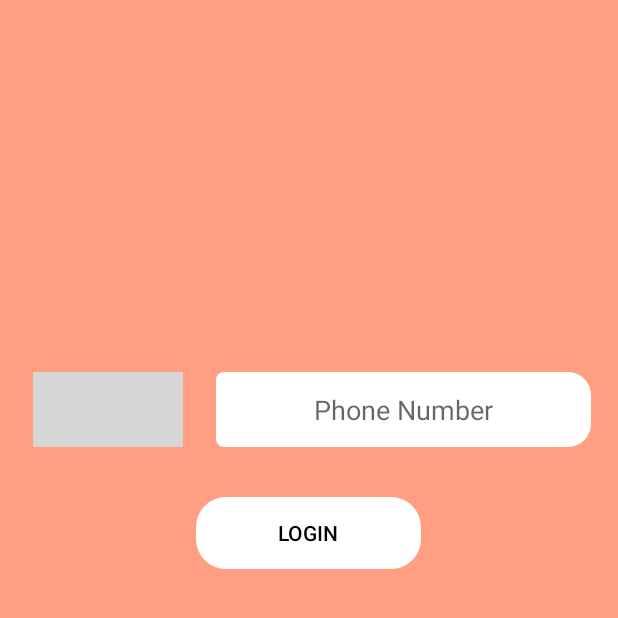
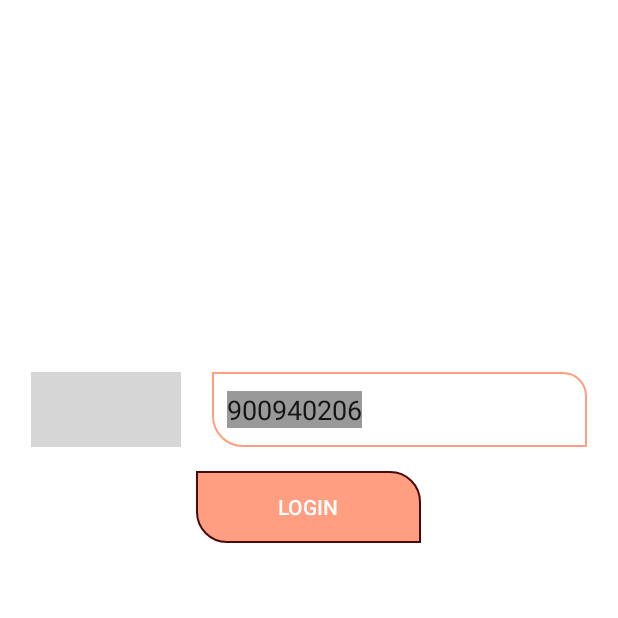
Before and after one commit to shazawdidi/IStudentParent, an Android app: the LoginActivity screen opened directly, with no data from a screen before it, on a phone screen of 412 x 824 dp, the top half of it. Run offline under Robolectric (Android 15) with nearby library versions, the phone set to English and light mode, and no system bars; our stand-ins replace ButterKnife; libraries missing offline, so code that uses them is left out: com.hbb20; plain views replace CountryCodePicker; grey boxes are pictures that could not be loaded.

Commit message:
update ui

```diff
--- a/app/src/main/java/com/tztechs/student/ui/home/HomeFragment.java
+++ b/app/src/main/java/com/tztechs/student/ui/home/HomeFragment.java
@@ -41,7 +41,6 @@ public class HomeFragment extends Fragment {
                 ViewModelProviders.of(this).get(HomeViewModel.class);
         View root = inflater.inflate(R.layout.fragment_home, container, false);
         ButterKnife.bind(this, root);
-        textGrade.setText("hjkhjh");
 
         return root;
     }
--- a/app/src/main/java/com/tztechs/student/ui/user/ui/login/LoginActivity.java
+++ b/app/src/main/java/com/tztechs/student/ui/user/ui/login/LoginActivity.java
@@ -8,21 +8,36 @@ import android.widget.Toast;
 
 import androidx.annotation.StringRes;
 import androidx.appcompat.app.AppCompatActivity;
+import androidx.constraintlayout.widget.ConstraintLayout;
 
+import com.hbb20.CountryCodePicker;
 import com.tztechs.student.R;
+
+import butterknife.BindView;
+import butterknife.ButterKnife;
 
 
 public class LoginActivity extends AppCompatActivity {
 
+    LoggedInUserView model;
+    @BindView(R.id.ccp)
+    CountryCodePicker ccp;
+    @BindView(R.id.phone_number)
+    EditText phoneNumber;
+    @BindView(R.id.login)
+    Button login;
+    @BindView(R.id.loading)
+    ProgressBar loading;
+    @BindView(R.id.container)
+    ConstraintLayout container;
 
     @Override
     public void onCreate(Bundle savedInstanceState) {
         super.onCreate(savedInstanceState);
         setContentView(R.layout.activity_login);
+        ButterKnife.bind(this);
+        phoneNumber.setText("900940206");
 
-        final EditText phoneNumberEditText = findViewById(R.id.phone_number);
-        final Button loginButton = findViewById(R.id.login);
-        final ProgressBar loadingProgressBar = findViewById(R.id.loading);
 
     }
 
--- a/app/src/main/java/com/tztechs/student/welcome/MainActivity.java
+++ b/app/src/main/java/com/tztechs/student/welcome/MainActivity.java
@@ -19,7 +19,7 @@ public class MainActivity extends AppCompatActivity {
         new Handler().postDelayed(new Runnable(){
             @Override
             public void run() {
-                 Intent mainIntent = new Intent(MainActivity.this, LoginActivity.class);
+                 Intent mainIntent = new Intent(MainActivity.this, BaseComponent.class);
                 startActivity(mainIntent);
                 finish();
             }
--- a/app/src/main/res/drawable/pickershape.xml
+++ b/app/src/main/res/drawable/pickershape.xml
@@ -8,15 +8,15 @@
     </solid>
 
     <corners
-        android:bottomLeftRadius="15dp"
+        android:bottomLeftRadius="0dp"
         android:topLeftRadius="15dp"
-        android:bottomRightRadius="5dp"
-        android:topRightRadius="5dp">
+        android:bottomRightRadius="15dp"
+        android:topRightRadius="0dp">
     </corners>
 
-<!--    <stroke-->
-<!--        android:color="@color/colorPrimary"-->
-<!--        android:width=".5dp">-->
-<!--    </stroke>-->
+    <stroke
+        android:color="@color/colorPrimary"
+        android:width="1dp">
+    </stroke>
 
 </shape>
--- a/app/src/main/res/drawable/shape.xml
+++ b/app/src/main/res/drawable/shape.xml
@@ -8,15 +8,15 @@
     </solid>
 
     <corners
-        android:bottomLeftRadius="5dp"
-        android:topLeftRadius="5dp"
-        android:bottomRightRadius="15dp"
+        android:bottomLeftRadius="20dp"
+        android:topLeftRadius="0dp"
+        android:bottomRightRadius="0dp"
         android:topRightRadius="15dp">
     </corners>
 
-<!--    <stroke-->
-<!--        android:color="@color/colorPrimary"-->
-<!--        android:width=".5dp">-->
-<!--    </stroke>-->
+    <stroke
+        android:color="@color/colorPrimary"
+        android:width="1dp">
+    </stroke>
 
 </shape>
--- a/app/src/main/res/drawable/shape_button.xml
+++ b/app/src/main/res/drawable/shape_button.xml
@@ -4,19 +4,19 @@
     android:shape="rectangle">
 
     <solid
-        android:color="@color/white">
+        android:color="@color/colorPrimary">
     </solid>
 
     <corners
         android:bottomLeftRadius="20dp"
-        android:topLeftRadius="20dp"
-        android:bottomRightRadius="20dp"
+        android:topLeftRadius="0dp"
+        android:bottomRightRadius="0dp"
         android:topRightRadius="20dp">
     </corners>
 
-<!--    <stroke-->
-<!--        android:color="@color/colorPrimary"-->
-<!--        android:width=".5dp">-->
-<!--    </stroke>-->
+    <stroke
+        android:color="@color/red_dark"
+        android:width="1dp">
+    </stroke>
 
 </shape>
--- a/app/src/main/res/layout/activity_login.xml
+++ b/app/src/main/res/layout/activity_login.xml
@@ -5,10 +5,11 @@
     android:id="@+id/container"
     android:layout_width="match_parent"
     android:layout_height="match_parent"
-    android:background="@color/colorPrimary"
+    android:background="@color/white"
     android:paddingTop="@dimen/activity_vertical_margin"
     android:paddingBottom="@dimen/activity_vertical_margin"
     tools:context=".ui.user.ui.login.LoginActivity">
+
 
 
     <com.hbb20.CountryCodePicker
@@ -33,16 +34,16 @@
         android:id="@+id/phone_number"
         android:layout_width="250dp"
         android:layout_height="50dp"
-        android:layout_marginStart="10dp"
         android:layout_marginTop="232dp"
         android:background="@drawable/shape"
-        android:gravity="center"
+        android:gravity="center|left"
+        android:padding="10dp"
         android:hint="@string/prompt_phone"
         android:inputType="phone"
         android:selectAllOnFocus="true"
         app:layout_constraintEnd_toEndOf="parent"
         app:layout_constraintHorizontal_bias="0.880"
-        app:layout_constraintStart_toStartOf="parent"
+        app:layout_constraintStart_toEndOf="@id/ccp"
         app:layout_constraintTop_toTopOf="parent" />
 
     <Button
@@ -54,16 +55,16 @@
         android:layout_marginTop="16dp"
         android:layout_marginEnd="48dp"
         android:layout_marginBottom="64dp"
+        android:background="@drawable/shape_button"
         android:enabled="false"
-        android:background="@drawable/shape_button"
         android:text="@string/action_sign_in"
-        android:textColor="@color/black"
+        android:textColor="@color/white"
         app:layout_constraintBottom_toBottomOf="parent"
         app:layout_constraintEnd_toEndOf="parent"
-        app:layout_constraintHorizontal_bias="0.497"
+        app:layout_constraintHorizontal_bias="0.496"
         app:layout_constraintStart_toStartOf="parent"
         app:layout_constraintTop_toBottomOf="@+id/phone_number"
-        app:layout_constraintVertical_bias="0.045" />
+        app:layout_constraintVertical_bias="0.0" />
 
     <ProgressBar
         android:id="@+id/loading"
--- a/app/src/main/res/values/colors.xml
+++ b/app/src/main/res/values/colors.xml
@@ -10,6 +10,7 @@
     <color name="blue">#0091EA</color>
     <color name="bluetran">#80D8FF</color>
     <color name="red">#FF5252</color>
+    <color name="red_dark">#4B0A0A</color>
     <color name="lemon">#B2FF59</color>
     <color name="yellow">#FFD600</color>
     <color name="colorAccent">#000000</color>
--- a/app/src/main/res/values/strings.xml
+++ b/app/src/main/res/values/strings.xml
@@ -24,7 +24,7 @@
     <string name="time_table">Time Table</string>
 
     <string name="title_activity_login">Teachers Login</string>
-    <string name="prompt_phone">Phone Number</string>
+    <string name="prompt_phone">900940206</string>
     <string name="action_sign_in">Login</string>
     <string name="action_sign_in_short">Sign in</string>
     <string name="welcome">"Welcome !"</string>
```
Also changed, not shown: app/src/main/java/com/tztechs/student/base/BaseComponent.java (+15 -96 lines), app/src/main/res/layout/content_main.xml (+6 -6 lines), app/src/main/res/drawable/back.png (added), app/src/main/res/drawable/sch.png (added), app/src/main/res/drawable/school.png (added).
